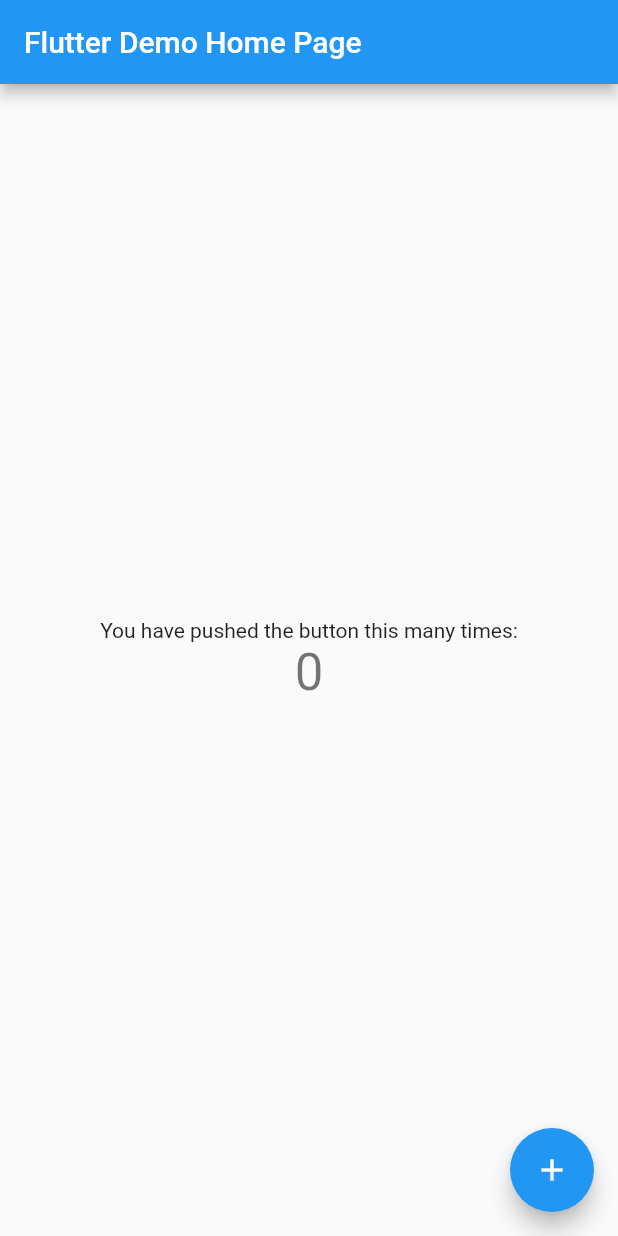
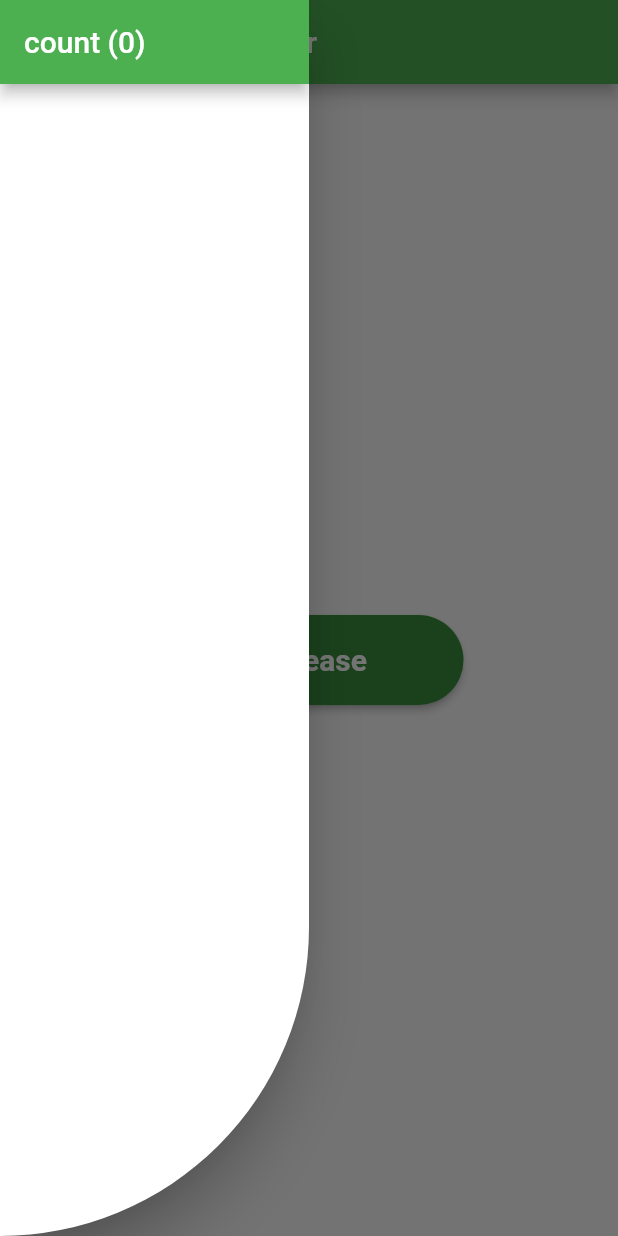
Before and after one commit to Kenan92/Flutter-test, a Flutter app: the screen it shows after launch, with the side drawer open (before the commit the screen has no drawer), on a phone screen of 412 x 824 dp. Run offline on Flutter 3.47's test engine with Material 2 defaults, Android fonts, the phone set to English and light mode, and no system bars; our stand-ins replace dio, flutter_mobx, mobx; network calls fail.

Commit message:
Drawer with Counter Test

```diff
--- /dev/null
+++ b/lib/counter_store.dart
@@ -0,0 +1,18 @@
+import 'package:mobx/mobx.dart';
+
+class CounterStore {
+  late Action increment;
+
+  CounterStore() {
+    increment = Action(_increment);
+  }
+
+  final Observable _count = Observable(0);
+  int get count => _count.value;
+
+  void setValue(int newValue) => _count.value = newValue;
+
+  void _increment() {
+    _count.value++;
+  }
+}
--- a/lib/main.dart
+++ b/lib/main.dart
@@ -1,4 +1,6 @@
 import 'package:flutter/material.dart';
+
+import 'pages/home_page.dart';
 
 void main() {
   runApp(const MyApp());
@@ -7,109 +9,15 @@ void main() {
 class MyApp extends StatelessWidget {
   const MyApp({super.key});
 
-  // This widget is the root of your application.
   @override
   Widget build(BuildContext context) {
     return MaterialApp(
+      debugShowCheckedModeBanner: false,
       title: 'Flutter Demo',
       theme: ThemeData(
-        // This is the theme of your application.
-        //
-        // Try running your application with "flutter run". You'll see the
-        // application has a blue toolbar. Then, without quitting the app, try
-        // changing the primarySwatch below to Colors.green and then invoke
-        // "hot reload" (press "r" in the console where you ran "flutter run",
-        // or simply save your changes to "hot reload" in a Flutter IDE).
-        // Notice that the counter didn't reset back to zero; the application
-        // is not restarted.
-        primarySwatch: Colors.blue,
+        primarySwatch: Colors.green,
       ),
-      home: const MyHomePage(title: 'Flutter Demo Home Page'),
+      home: const HomePage(),
     );
   }
 }
-
-class MyHomePage extends StatefulWidget {
-  const MyHomePage({super.key, required this.title});
-
-  // This widget is the home page of your application. It is stateful, meaning
-  // that it has a State object (defined below) that contains fields that affect
-  // how it looks.
-
-  // This class is the configuration for the state. It holds the values (in this
-  // case the title) provided by the parent (in this case the App widget) and
-  // used by the build method of the State. Fields in a Widget subclass are
-  // always marked "final".
-
-  final String title;
-
-  @override
-  State<MyHomePage> createState() => _MyHomePageState();
-}
-
-class _MyHomePageState extends State<MyHomePage> {
-  int _counter = 0;
-
-  void _incrementCounter() {
-    setState(() {
-      // This call to setState tells the Flutter framework that something has
-      // changed in this State, which causes it to rerun the build method below
-      // so that the display can reflect the updated values. If we changed
-      // _counter without calling setState(), then the build method would not be
-      // called again, and so nothing would appear to happen.
-      _counter++;
-    });
-  }
-
-  @override
-  Widget build(BuildContext context) {
-    // This method is rerun every time setState is called, for instance as done
-    // by the _incrementCounter method above.
-    //
-    // The Flutter framework has been optimized to make rerunning build methods
-    // fast, so that you can just rebuild anything that needs updating rather
-    // than having to individually change instances of widgets.
-    return Scaffold(
-      appBar: AppBar(
-        // Here we take the value from the MyHomePage object that was created by
-        // the App.build method, and use it to set our appbar title.
-        title: Text(widget.title),
-      ),
-      body: Center(
-        // Center is a layout widget. It takes a single child and positions it
-        // in the middle of the parent.
-        child: Column(
-          // Column is also a layout widget. It takes a list of children and
-          // arranges them vertically. By default, it sizes itself to fit its
-          // children horizontally, and tries to be as tall as its parent.
-          //
-          // Invoke "debug painting" (press "p" in the console, choose the
-          // "Toggle Debug Paint" action from the Flutter Inspector in Android
-          // Studio, or the "Toggle Debug Paint" command in Visual Studio Code)
-          // to see the wireframe for each widget.
-          //
-          // Column has various properties to control how it sizes itself and
-          // how it positions its children. Here we use mainAxisAlignment to
-          // center the children vertically; the main axis here is the vertical
-          // axis because Columns are vertical (the cross axis would be
-          // horizontal).
-          mainAxisAlignment: MainAxisAlignment.center,
-          children: <Widget>[
-            const Text(
-              'You have pushed the button this many times:',
-            ),
-            Text(
-              '$_counter',
-              style: Theme.of(context).textTheme.headlineMedium,
-            ),
-          ],
-        ),
-      ),
-      floatingActionButton: FloatingActionButton(
-        onPressed: _incrementCounter,
-        tooltip: 'Increment',
-        child: const Icon(Icons.add),
-      ), // This trailing comma makes auto-formatting nicer for build methods.
-    );
-  }
-}
--- /dev/null
+++ b/lib/pages/home_page.dart
@@ -0,0 +1,116 @@
+import 'package:flutter/material.dart';
+import 'package:dio/dio.dart';
+import 'package:flutter_mobx/flutter_mobx.dart';
+import 'dart:convert';
+
+import '../counter_store.dart';
+
+class HomePage extends StatefulWidget {
+  const HomePage({super.key});
+
+  @override
+  State<HomePage> createState() => _HomePageState();
+}
+
+class _HomePageState extends State<HomePage> {
+  final dio = Dio();
+
+  int? count;
+
+  final counterStore = CounterStore();
+
+  void getCount() async {
+    try {
+      final response = await dio.get('http://api.ibaity.com/v1/config');
+      final jsonResponse = json.decode(response.toString());
+      setState(() {
+        count = jsonResponse['count'];
+        counterStore.setValue(count!);
+      });
+      print('count ($count)');
+    } catch (e) {
+      print('Error with fetching: $e');
+    }
+  }
+
+  void updateCount() async {
+    try {
+      await counterStore.increment();
+      final finalCount = counterStore.count;
+      final response = await dio.patch(
+        'https://api.ibaity.com/v1/config/count',
+        data: {'count': finalCount},
+        options: Options(
+          contentType: 'application/x-www-form-urlencoded',
+        ),
+      );
+
+      if (response.statusCode == 200) {
+        print('Count updated on server');
+      } else {
+        print('Failed updating count on server');
+      }
+    } catch (e) {
+      print('Error: $e');
+    }
+  }
+
+  @override
+  void initState() {
+    super.initState();
+    getCount();
+  }
+
+  @override
+  Widget build(BuildContext context) {
+    return Scaffold(
+      appBar: AppBar(
+        title: const Text('Drawer Counter'),
+      ),
+      body: Center(
+        child: ElevatedButton(
+          style: ButtonStyle(
+            shape: MaterialStateProperty.all(RoundedRectangleBorder(
+                borderRadius: BorderRadius.circular(30))),
+            backgroundColor: MaterialStateProperty.all((Colors.green.shade700)),
+            minimumSize: MaterialStateProperty.all(
+                Size(MediaQuery.of(context).size.width / 2, 60)),
+          ),
+          onPressed: () {
+            updateCount();
+          },
+          child: const Text(
+            'Increase',
+            style: TextStyle(
+              fontSize: 20,
+              fontWeight: FontWeight.bold,
+            ),
+          ),
+        ),
+      ),
+      drawer: Observer(
+        builder: (_) {
+          return Drawer(
+            backgroundColor: Colors.white,
+            shape: RoundedRectangleBorder(
+              borderRadius: BorderRadius.only(
+                bottomRight:
+                    Radius.circular(MediaQuery.of(context).size.height / 4),
+              ),
+            ),
+            width: MediaQuery.of(context).size.width / 2,
+            child: Column(
+              children: [
+                AppBar(
+                  backgroundColor: Colors.green,
+                  title: Text('count (${counterStore.count})'),
+                  automaticallyImplyLeading: false,
+                ),
+              ],
+            ),
+          );
+        },
+      ),
+    );
+  }
+}
--- a/pubspec.yaml
+++ b/pubspec.yaml
@@ -35,6 +35,9 @@ dependencies:
   # The following adds the Cupertino Icons font to your application.
   # Use with the CupertinoIcons class for iOS style icons.
   cupertino_icons: ^1.0.2
+  dio: ^5.3.3
+  mobx: ^2.2.0
+  flutter_mobx: ^2.1.0
 
 dev_dependencies:
   flutter_test:
```
Also changed, not shown: pubspec.lock.
